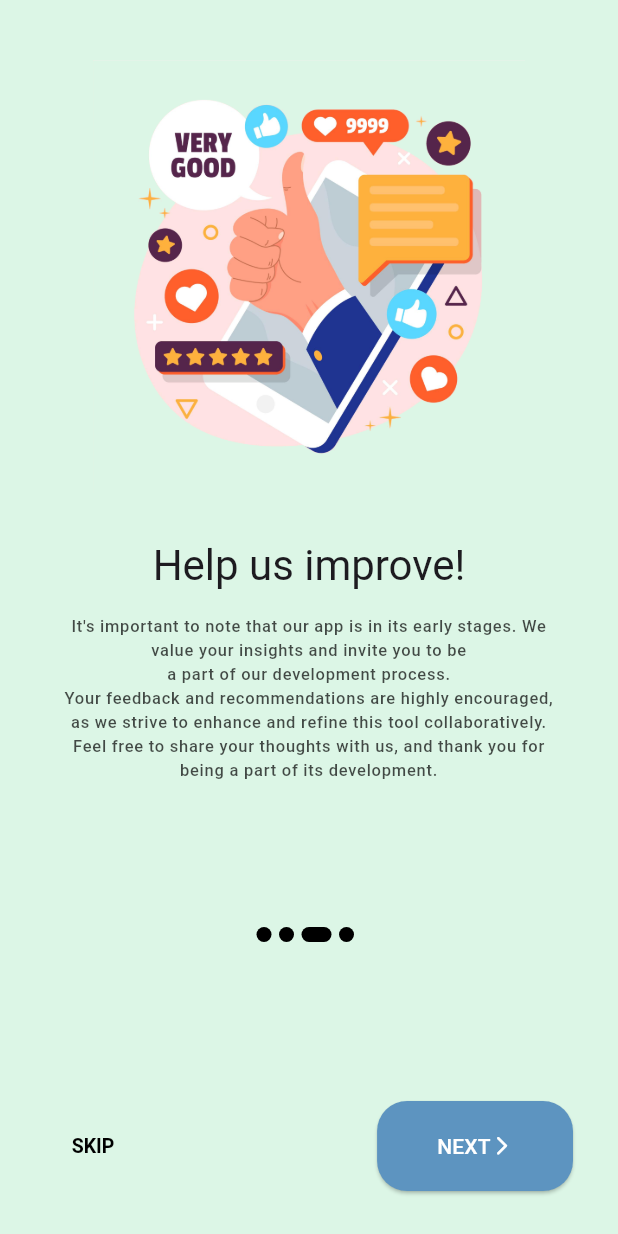
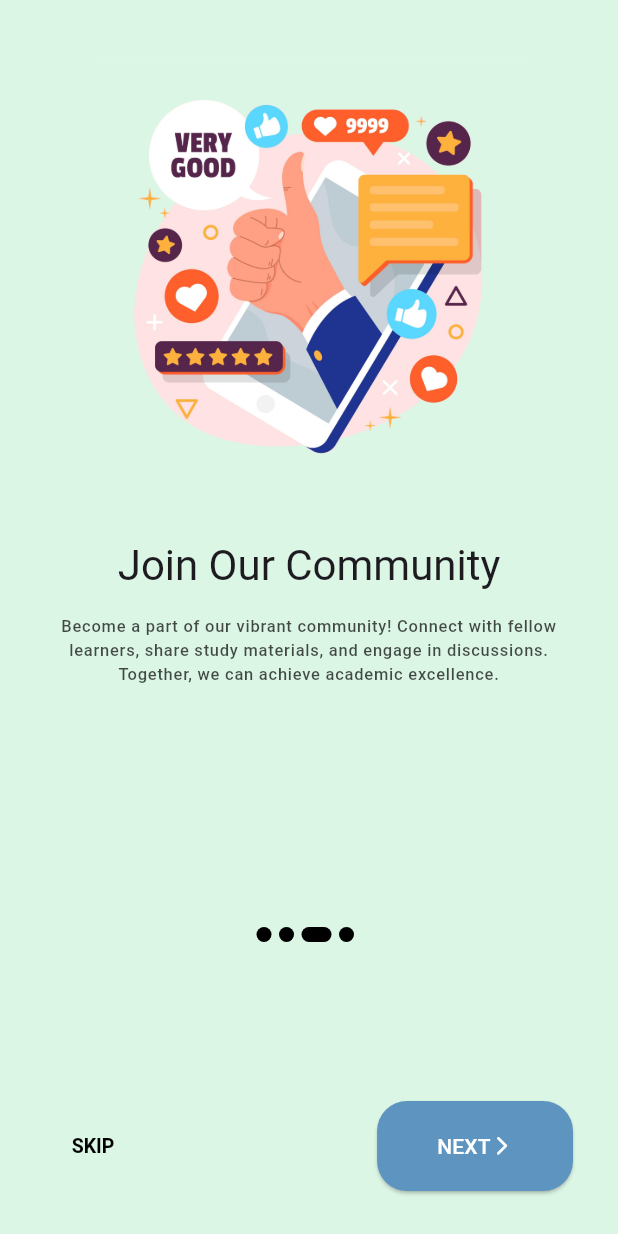
Before and after one commit to KaelNierras/vis_can_learn, a Flutter app: the screen it shows after launch, swiped to page 3, on a phone screen of 412 x 824 dp. Run offline on Flutter 3.47's test engine with Material 3 defaults, Android fonts, the light colour scheme and no system bars; our stand-ins replace flutter_native_splash, shared_preferences.

Commit message:
Update Onboarding Screens and Contents

```diff
--- a/lib/features/onboarding/controllers/onboard_contents.dart
+++ b/lib/features/onboarding/controllers/onboard_contents.dart
@@ -12,26 +12,26 @@ class OnboardingContents {
 
 List<OnboardingContents> contents = [
   OnboardingContents(
-    title: "AMDM Calculator",
+    title: "Welcome to VisCanLearn",
     image: "assets/images/onboarding/image1.png",
-    desc: "Welcome to our Automated Moment Distribution Method Calculator—your go-to tool for swift and accurate structural analysis! Whether you're an engineering enthusiast or a seasoned professional, this application is designed to streamline your moment distribution calculations with efficiency and precision.",
+    desc: "Welcome to VisCanLearn, your ultimate study companion! Whether you're preparing for exams or simply enhancing your knowledge, VisCanLearn is here to support your learning journey.",
   ),
   OnboardingContents(
-    title: "Effortless Engineering",
+    title: "Effortless Study",
     image: "assets/images/onboarding/image2.png",
     desc:
-        "Dive into a user-friendly interface that simplifies the time-consuming moment distribution method in structural analysis, allowing you to focus on the nuances of your project rather than intricate calculations. Let's elevate your structural engineering experience. Get ready to optimize your moments effortlessly with our cutting-edge calculator.",
+    "Enjoy a seamless study experience with VisCanLearn's intuitive interface. Dive into various study modes like flashcards, quizzes, and practice tests, designed to suit your learning preferences.",
   ),
   OnboardingContents(
-    title: "Help us improve!",
+    title: "Join Our Community",
     image: "assets/images/onboarding/image3.png",
     desc:
-        "It's important to note that our app is in its early stages. We value your insights and invite you to be\na part of our development process.\nYour feedback and recommendations are highly encouraged, as we strive to enhance and refine this tool collaboratively. Feel free to share your thoughts with us, and thank you for being a part of its development.",
+    "Become a part of our vibrant community! Connect with fellow learners, share study materials, and engage in discussions. Together, we can achieve academic excellence.",
   ),
   OnboardingContents(
-    title: "About Us",
+    title: "About VisCanLearn",
     image: "assets/images/onboarding/image4.png",
     desc:
-        "This calculator application was developed\nby this dynamic group of students:\n\nCharlemagne Abainza, Arnold Canonoy Jr.,\nKent Raven Capin, Daryl Lamoste, and\nKyle Anthony Nierras.",
+    "VisCanLearn is developed by a team of dedicated students from Visayas State University. We are committed to providing you with a top-notch study platform. Thank you for choosing VisCanLearn!",
   ),
 ];
--- a/lib/features/onboarding/views/onboarding_screen.dart
+++ b/lib/features/onboarding/views/onboarding_screen.dart
@@ -152,7 +152,7 @@ class _OnboardingScreenState extends State<OnboardingScreen> {
                             child: const Row(
                               mainAxisAlignment: MainAxisAlignment.center,
                               children: [
-                                Text("START CONSTRUCTING BEAM"),
+                                Text("Start Studying!"),
                                 Icon(Icons.arrow_forward_ios_rounded, size: 15, color: Colors.white,)
                               ],
                             ),
```
